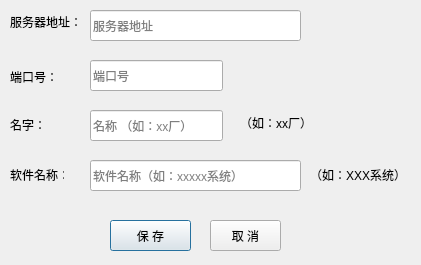
Old version of the form PayCount_QT/CSetDlg.ui in the repository 605791556/PayAccount-QT.
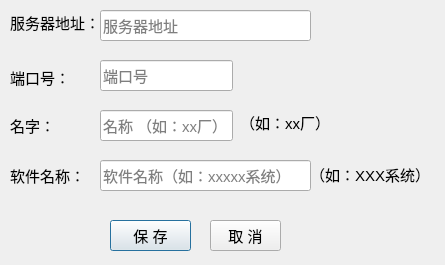
New version of the form.

```diff
--- a/PayCount_QT/CSetDlg.ui
+++ b/PayCount_QT/CSetDlg.ui
@@ -6,7 +6,7 @@
    <rect>
     <x>0</x>
     <y>0</y>
-    <width>421</width>
+    <width>445</width>
     <height>265</height>
    </rect>
   </property>
@@ -16,12 +16,17 @@
   <widget class="QLineEdit" name="EDIT_IP">
    <property name="geometry">
     <rect>
-     <x>90</x>
+     <x>100</x>
      <y>10</y>
      <width>211</width>
      <height>31</height>
     </rect>
    </property>
+   <property name="font">
+    <font>
+     <pointsize>11</pointsize>
+    </font>
+   </property>
    <property name="placeholderText">
     <string>服务器地址</string>
    </property>
@@ -29,12 +34,17 @@
   <widget class="QLineEdit" name="EDIT_PORT">
    <property name="geometry">
     <rect>
-     <x>90</x>
+     <x>100</x>
      <y>60</y>
      <width>133</width>
      <height>31</height>
     </rect>
    </property>
+   <property name="font">
+    <font>
+     <pointsize>11</pointsize>
+    </font>
+   </property>
    <property name="placeholderText">
     <string>端口号</string>
    </property>
@@ -42,12 +52,17 @@
   <widget class="QLineEdit" name="EDIT_NAME">
    <property name="geometry">
     <rect>
-     <x>90</x>
+     <x>100</x>
      <y>110</y>
      <width>133</width>
      <height>31</height>
     </rect>
    </property>
+   <property name="font">
+    <font>
+     <pointsize>11</pointsize>
+    </font>
+   </property>
    <property name="placeholderText">
     <string>名称 （如：xx厂）</string>
    </property>
@@ -61,6 +76,11 @@
      <height>31</height>
     </rect>
    </property>
+   <property name="font">
+    <font>
+     <pointsize>11</pointsize>
+    </font>
+   </property>
    <property name="text">
     <string>保 存</string>
    </property>
@@ -74,6 +94,11 @@
      <height>31</height>
     </rect>
    </property>
+   <property name="font">
+    <font>
+     <pointsize>11</pointsize>
+    </font>
+   </property>
    <property name="text">
     <string>取 消</string>
    </property>
@@ -81,12 +106,17 @@
   <widget class="QLineEdit" name="EDIT_TITLE">
    <property name="geometry">
     <rect>
-     <x>90</x>
+     <x>100</x>
      <y>160</y>
      <width>211</width>
      <height>31</height>
     </rect>
    </property>
+   <property name="font">
+    <font>
+     <pointsize>11</pointsize>
+    </font>
+   </property>
    <property name="placeholderText">
     <string>软件名称（如：xxxxx系统）</string>
    </property>
@@ -96,10 +126,15 @@
     <rect>
      <x>10</x>
      <y>12</y>
-     <width>71</width>
+     <width>91</width>
      <height>20</height>
     </rect>
    </property>
+   <property name="font">
+    <font>
+     <pointsize>11</pointsize>
+    </font>
+   </property>
    <property name="text">
     <string>服务器地址：</string>
    </property>
@@ -113,6 +148,11 @@
      <height>20</height>
     </rect>
    </property>
+   <property name="font">
+    <font>
+     <pointsize>11</pointsize>
+    </font>
+   </property>
    <property name="text">
     <string>端口号：</string>
    </property>
@@ -126,6 +166,11 @@
      <height>20</height>
     </rect>
    </property>
+   <property name="font">
+    <font>
+     <pointsize>11</pointsize>
+    </font>
+   </property>
    <property name="text">
     <string>名字：</string>
    </property>
@@ -135,10 +180,15 @@
     <rect>
      <x>10</x>
      <y>165</y>
-     <width>54</width>
+     <width>81</width>
      <height>20</height>
     </rect>
    </property>
+   <property name="font">
+    <font>
+     <pointsize>11</pointsize>
+    </font>
+   </property>
    <property name="text">
     <string>软件名称：</string>
    </property>
@@ -152,6 +202,11 @@
      <height>25</height>
     </rect>
    </property>
+   <property name="font">
+    <font>
+     <pointsize>11</pointsize>
+    </font>
+   </property>
    <property name="text">
     <string>（如：xx厂）</string>
    </property>
@@ -161,10 +216,15 @@
     <rect>
      <x>310</x>
      <y>162</y>
-     <width>101</width>
+     <width>121</width>
      <height>25</height>
     </rect>
    </property>
+   <property name="font">
+    <font>
+     <pointsize>11</pointsize>
+    </font>
+   </property>
    <property name="text">
     <string>（如：XXX系统）</string>
    </property>
```
